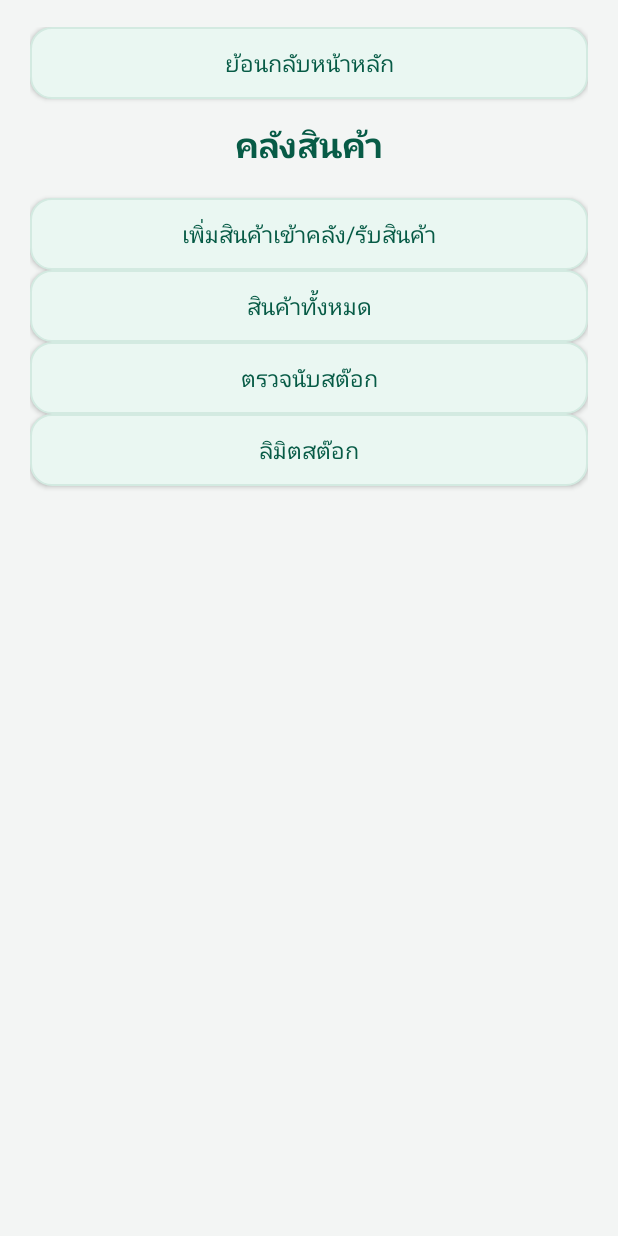
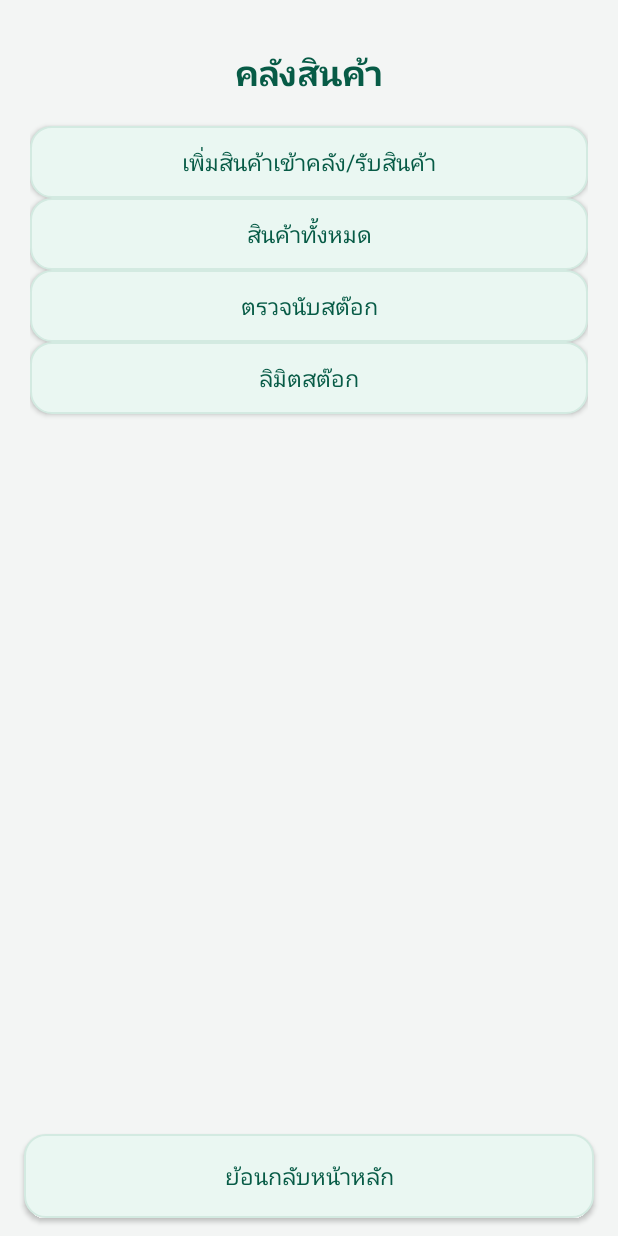
Before and after one commit to preechaphukthaisong-cpu/mae-yai-on-pos, an Android app: the InventoryActivity screen opened directly, with no data from a screen before it, on a phone screen of 412 x 824 dp. Run offline under Robolectric (Android 15) with nearby library versions, the phone set to English and light mode, and no system bars; our stand-ins replace Room's generated code; libraries missing offline, so code that uses them is left out: androidx.camera.view.

Commit message:
Move back navigation to fixed bottom bar

```diff
--- a/app/src/main/java/com/maeyaion/pos/feature/inventory/InventoryActivity.java
+++ b/app/src/main/java/com/maeyaion/pos/feature/inventory/InventoryActivity.java
@@ -69,8 +69,7 @@ public final class InventoryActivity extends ComponentActivity {
         page.setOrientation(LinearLayout.VERTICAL);
         page.setPadding(dp(20), dp(18), dp(20), dp(24));
         page.setBackgroundColor(getColor(com.maeyaion.pos.R.color.pos_background));
-        addButton("menu".equals(screen) ? "ย้อนกลับหน้าหลัก" : "ย้อนกลับเมนูคลังสินค้า",
-                () -> { if ("menu".equals(screen)) finish(); else render("menu"); });
+
         switch (screen) {
             case "receive": renderReceive(); break;
             case "all": renderAll(); break;
@@ -79,10 +78,20 @@ public final class InventoryActivity extends ComponentActivity {
             case "history": renderHistory(); break;
             default: renderMenu(); break;
         }
+        LinearLayout screenRoot = new LinearLayout(this);
+        screenRoot.setOrientation(LinearLayout.VERTICAL);
         ScrollView scroll = new ScrollView(this);
+        scroll.setLayoutParams(new LinearLayout.LayoutParams(LinearLayout.LayoutParams.MATCH_PARENT, 0, 1f));
         scroll.setFillViewport(true);
         scroll.addView(page);
-        setContentView(scroll);
+        screenRoot.addView(scroll);
+        Button backButton = new Button(this);
+        backButton.setText("menu".equals(screen) ? "ย้อนกลับหน้าหลัก" : "ย้อนกลับเมนูคลังสินค้า");
+        backButton.setOnClickListener(v -> { if ("menu".equals(screen)) finish(); else render("menu"); });
+        LinearLayout.LayoutParams backParams = new LinearLayout.LayoutParams(LinearLayout.LayoutParams.MATCH_PARENT, dp(56));
+        backParams.setMargins(dp(16), dp(8), dp(16), dp(12));
+        screenRoot.addView(backButton, backParams);
+        setContentView(screenRoot);
     }
 
     private void renderMenu() {
```
